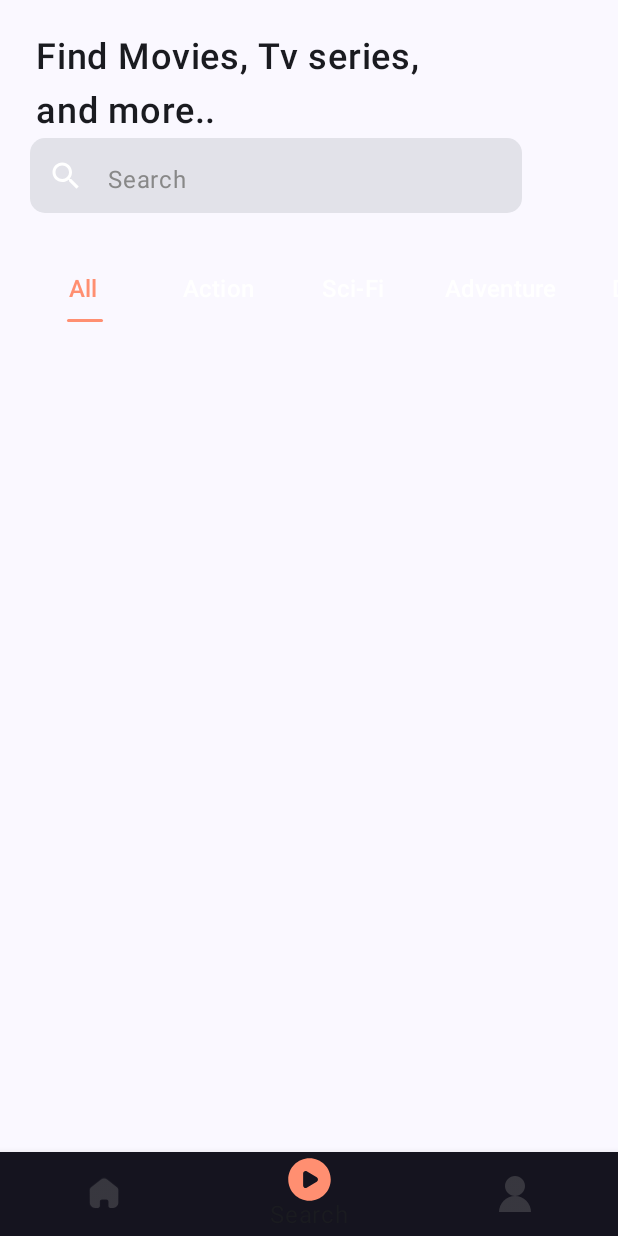
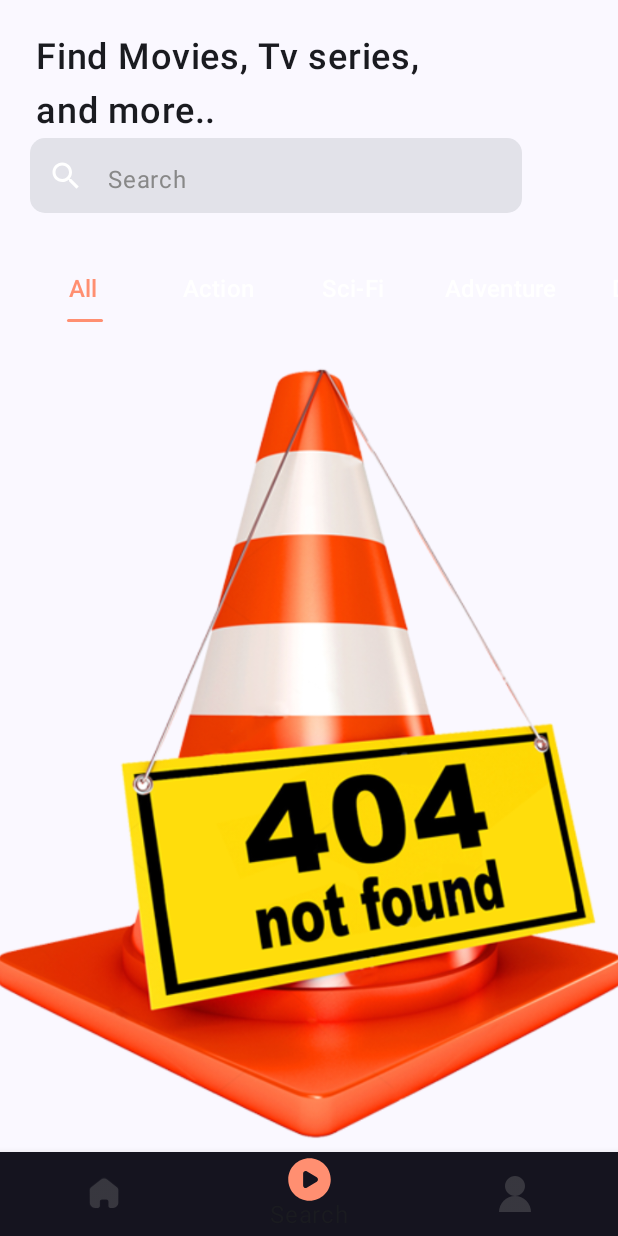
Before and after one commit to Shashankappu/MovieTime, an Android app built with Jetpack Compose: the search screen opened through its navigation route, on a phone screen of 412 x 824 dp. Run offline under Robolectric (Android 15) with nearby library versions, the phone set to English and light mode, and no system bars; our stand-ins replace livedata-compose; pictures from the network do not load.

Commit message:
Added movies Not found image

```diff
--- a/app/src/main/java/com/example/movietime/ui/screens/SearchScreen.kt
+++ b/app/src/main/java/com/example/movietime/ui/screens/SearchScreen.kt
@@ -3,6 +3,7 @@ package com.example.movietime.ui.screens
 import android.os.Build
 import android.util.Log
 import androidx.annotation.RequiresApi
+import androidx.compose.foundation.Image
 import androidx.compose.foundation.background
 import androidx.compose.foundation.layout.Arrangement
 import androidx.compose.foundation.layout.Column
@@ -176,11 +177,12 @@ fun GenreRecommendationTabLayout(mainViewModel:MainViewModel){
 fun StaggeredMovieLayout(mainViewModel:MainViewModel,onClick : (movieData:Movie)-> Unit){
     val moviesList by mainViewModel.searchedMoviesList.collectAsState()
     Log.d("Shashank","moviesByGenreList: $moviesList")
+    if(moviesList.isNotEmpty()) {
         LazyVerticalStaggeredGrid(
             columns = StaggeredGridCells.Fixed(2),
             modifier = Modifier.fillMaxSize()
         ) {
-        items(moviesList.size) { index->
+            items(moviesList.size) { index ->
                 val movie = moviesList[index]
                 Column(
                     modifier = Modifier
@@ -190,7 +192,7 @@ fun StaggeredMovieLayout(mainViewModel:MainViewModel,onClick : (movieData:Movie)
                             onClick(movie)
                         }
                 ) {
-                val height = if(index%2==0) 184.dp else 160.dp
+                    val height = if (index % 2 == 0) 184.dp else 160.dp
                     AsyncImage(
                         model = ImageRequest.Builder(LocalContext.current)
                             .data(movie.imageUrl)
@@ -204,8 +206,19 @@ fun StaggeredMovieLayout(mainViewModel:MainViewModel,onClick : (movieData:Movie)
                             .height(height)
                             .width(154.dp),
                     )
-                Text(text = "${movie.title} (${movie.releaseDate})", modifier = Modifier.padding(top = 12.dp))
+                    Text(
+                        text = "${movie.title} (${movie.releaseDate})",
+                        modifier = Modifier.padding(top = 12.dp)
+                    )
                 }
             }
         }
+    }else{
+        Image(
+            painter = painterResource(id = R.drawable.no_movies_found_img),
+            contentDescription ="no movies found",
+            modifier = Modifier.fillMaxSize(),
+            contentScale = ContentScale.Crop
+        )
     }
+}
```
Also changed, not shown: app/src/main/res/drawable/no_movies_found_img.png (added). Lines whose indentation alone changed are shown as unchanged.
